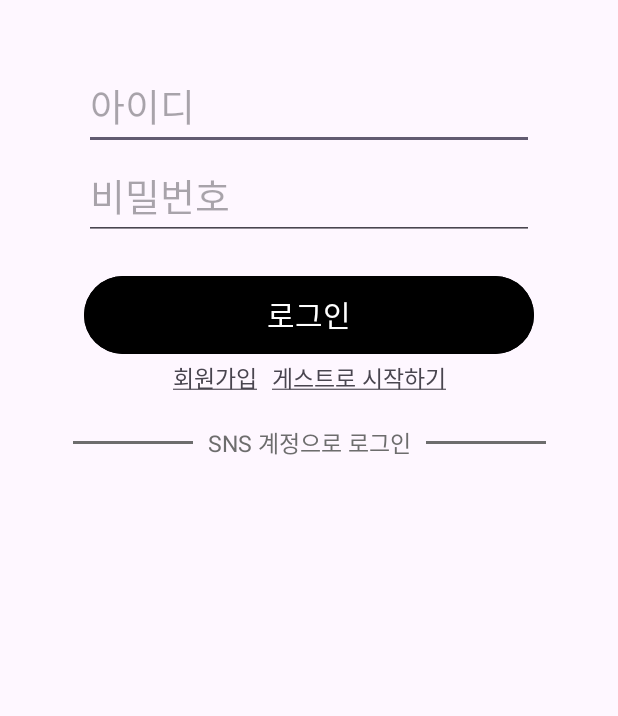
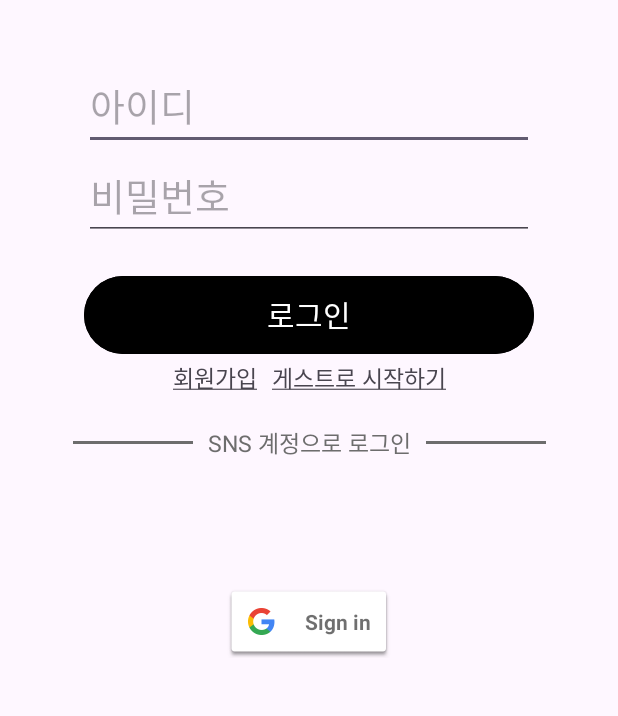
Before and after one commit to silverain364/KESIPlanitAndroid, an Android app: the layout activity_login.xml on its own in the app's theme, with its tools: preview values and no code run, on a phone screen of 412 x 824 dp, the part 453-1169 px from its top. Run offline under Robolectric (Android 15) with nearby library versions, the phone set to English and light mode, and no system bars.

Commit message:
feat. firebase 의존성 추가 feat. Google Login 및 Google Calender api 권한 요청 기능 추가

```diff
--- a/app/src/main/res/layout/activity_login.xml
+++ b/app/src/main/res/layout/activity_login.xml
@@ -113,4 +113,15 @@
             app:layout_constraintRight_toRightOf="parent"
             app:layout_constraintTop_toTopOf="@+id/tvSNSLogin"/>
 
+    <com.google.android.gms.common.SignInButton
+            android:id="@+id/googleBtnLogint"
+            android:layout_width="wrap_content"
+            android:layout_height="wrap_content"
+
+            app:layout_constraintLeft_toLeftOf="parent"
+            app:layout_constraintRight_toRightOf="parent"
+            app:layout_constraintTop_toBottomOf="@+id/tvSNSLogin"
+            app:layout_constraintBottom_toBottomOf="parent"
+    />
+
 </androidx.constraintlayout.widget.ConstraintLayout>
--- a/build.gradle.kts
+++ b/build.gradle.kts
@@ -2,4 +2,5 @@
 plugins {
     id("com.android.application") version "8.2.0" apply false
     alias(libs.plugins.jetbrains.kotlin.android) apply false
+    id("com.google.gms.google-services") version "4.3.15" apply false
 }
```
Also changed, not shown: app/build.gradle.kts (+16 -0 lines), app/src/main/java/com/example/kesi/LoginActivity.kt (+91 -2 lines), 1 other file. Lines whose indentation alone changed are shown as unchanged.
